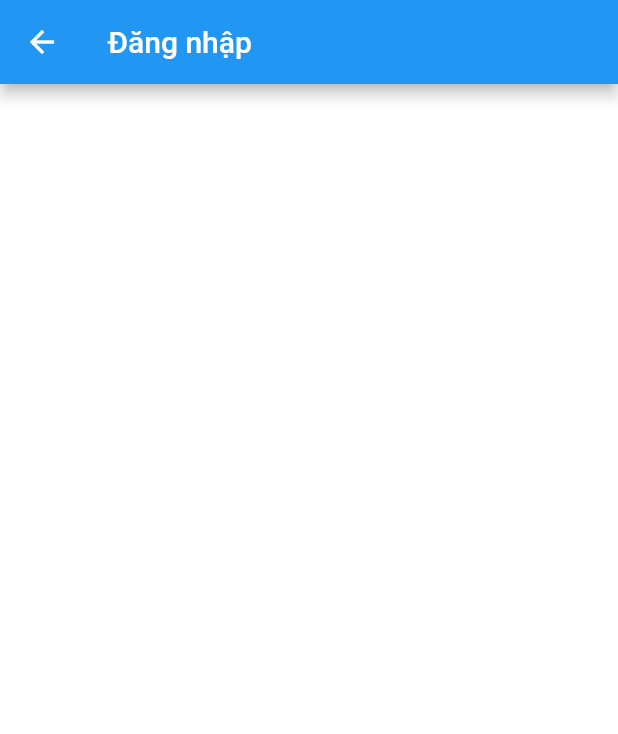
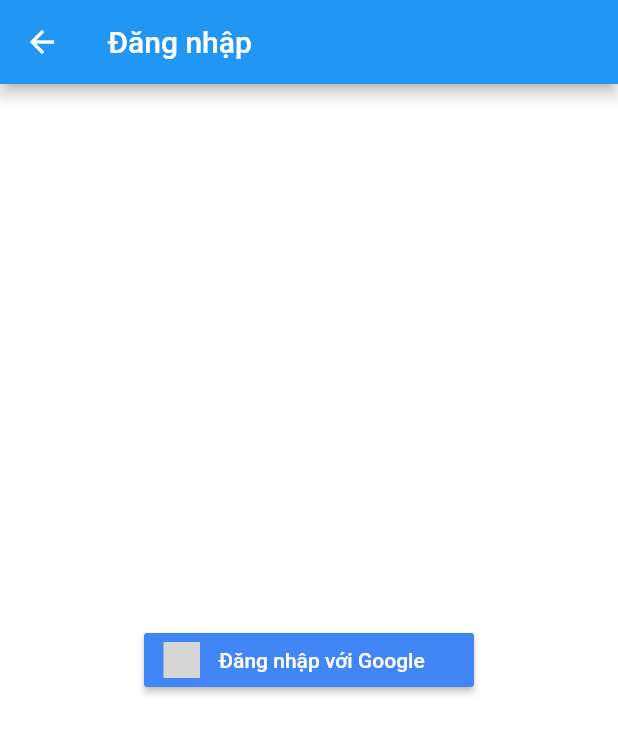
Before and after one commit to thanhtung100397/flutter-blog-post-app, a Flutter app: the AppPersonalPage screen opened directly, after a tap on "Đăng nhập", on a phone screen of 412 x 824 dp. Shown: the top 734 px of the screen. Run offline on Flutter 3.47's test engine with Material 2 defaults, Android fonts, the phone set to English and light mode, and no system bars; our stand-ins replace curved_navigation_bar, flutter_signin_button; generated files the repository leaves out were written again; grey boxes are pictures that could not be loaded.

Commit message:
Add login google button

```diff
--- a/lib/l10n/app_en.arb
+++ b/lib/l10n/app_en.arb
@@ -5,6 +5,7 @@
     "notification": "Notification",
     "personal": "Personal",
     "login": "Login",
+    "login_google": "Sign in with Google",
     "sign_in_hint": "👋 Signing in helps you save your reading preferences and discover more great news!",
     "sign_in": "Sign in",
     "settings": "Settings",
--- a/lib/l10n/app_vi.arb
+++ b/lib/l10n/app_vi.arb
@@ -5,6 +5,7 @@
     "notification": "Thông báo",
     "personal": "Cá nhân",
     "login": "Đăng nhập",
+    "login_google": "Đăng nhập với Google",
     "sign_in_hint": "👋 Đăng nhập giúp bạn lưu lại sở thích đọc tin và khám phá thêm nhiều tin hay!",
     "sign_in": "Đăng nhập",
     "settings": "Thiết lập",
--- a/lib/pages/home/personal/app_login_page.dart
+++ b/lib/pages/home/personal/app_login_page.dart
@@ -1,4 +1,5 @@
 import 'package:flutter/material.dart';
+import 'package:flutter_signin_button/flutter_signin_button.dart';
 import 'package:news_feed_app/themes/app_theme.dart';
 import 'package:flutter_gen/gen_l10n/app_localizations.dart';
 
@@ -13,11 +14,17 @@ class _AppLoginPageState extends State<AppLoginPage> {
   @override
   Widget build(BuildContext context) {
     return Scaffold(
-      backgroundColor: AppColor.appMainBackground,
-      appBar: AppBar(title: Text(AppLocalizations.of(context)!.login)),
-      body: Column(
-        children: const [],
-      ),
-    );
+        backgroundColor: AppColor.appMainBackground,
+        appBar: AppBar(title: Text(AppLocalizations.of(context)!.login)),
+        body: Align(
+            child: Column(
+          mainAxisAlignment: MainAxisAlignment.center,
+          children: [
+            SignInButton(Buttons.GoogleDark,
+                text: AppLocalizations.of(context)!.login_google,
+                onPressed: () {}),
+
+          ],
+        )));
   }
 }
--- a/lib/pages/home/personal/app_personal_page.dart
+++ b/lib/pages/home/personal/app_personal_page.dart
@@ -22,10 +22,7 @@ class _AppPersonalPageState extends State<AppPersonalPage> {
           Text(AppLocalizations.of(context)!.sign_in_hint),
           Container(
               margin: const EdgeInsets.only(top: 8),
-              child: TextButton(
-                style: TextButton.styleFrom(
-                    primary: Colors.white,
-                    backgroundColor: AppColor.appPrimary),
+              child: ElevatedButton(
                 onPressed: () {
                   Navigator.push(
                     context,
--- a/pubspec.yaml
+++ b/pubspec.yaml
@@ -16,6 +16,7 @@ dependencies:
     sdk: flutter
   intl: ^0.17.0
   curved_navigation_bar: ^1.0.3
+  flutter_signin_button: ^2.0.0
 
 dev_dependencies:
   flutter_test:
```
Also changed, not shown: pubspec.lock.
